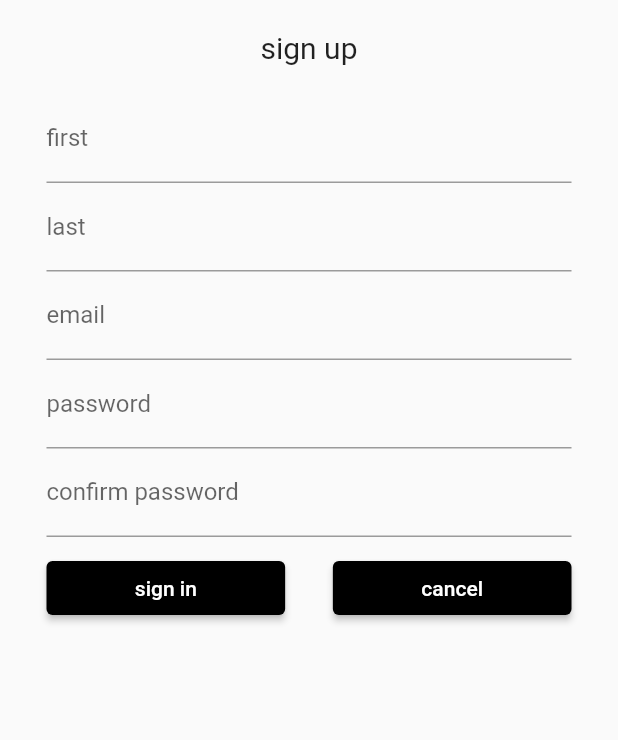
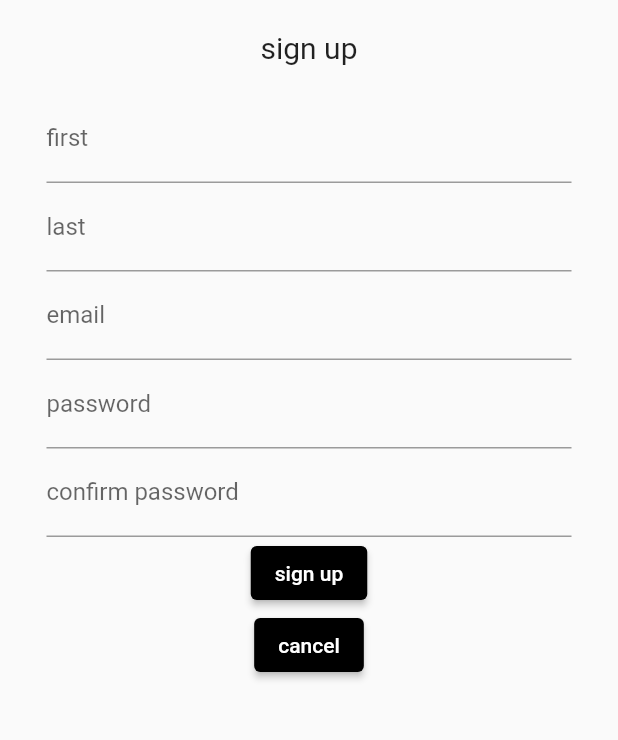
Before and after one commit to sorceryapp/sorcery_client, a Flutter app: the screen it shows after launch, after a tap on "sign up", on a phone screen of 412 x 824 dp, the part 84-824 px from its top. Run offline on Flutter 3.47's test engine with Material 2 defaults, Android fonts, the phone set to English and light mode, and no system bars; our stand-ins replace dio, flutter_riverpod, flutter_secure_storage, go_router, hive_flutter, rxdart and 1 more; accounts and stored records are empty; generated files the repository leaves out were written again.

Commit message:
replace sign-up form with a yaml form config and the form builder

```diff
--- a/lib/src/features/authentication/presentation/sign_up_form.dart
+++ /dev/null
@@ -1,152 +0,0 @@
-import 'package:flutter/material.dart';
-import 'package:flutter_riverpod/flutter_riverpod.dart';
-import 'package:go_router/go_router.dart';
-import 'package:sorcery_desktop_v3/src/features/authentication/presentation/auth_controller.dart';
-import 'package:sorcery_desktop_v3/src/utils/async_value_ui.dart';
-import 'package:flutter_gen/gen_l10n/app_localizations.dart';
-
-class SignUpForm extends ConsumerStatefulWidget {
-  const SignUpForm({Key? key}) : super(key: key);
-
-  @override
-  ConsumerState<SignUpForm> createState() => _SignUpFormState();
-}
-
-class _SignUpFormState extends ConsumerState<SignUpForm> {
-  final _formKey = GlobalKey<FormState>();
-  final _firstNameTextController = TextEditingController();
-  final _lastNameTextController = TextEditingController();
-  final _emailTextController = TextEditingController();
-  final _passwordTextController = TextEditingController();
-  final _confirmPasswordTextController = TextEditingController();
-
-  String get _firstName => _firstNameTextController.text;
-  String get _lastName => _lastNameTextController.text;
-  String get _email => _emailTextController.text;
-  String get _password => _passwordTextController.text;
-  String get _confirmPassword => _confirmPasswordTextController.text;
-
-  @override
-  void dispose() {
-    _firstNameTextController.dispose();
-    _lastNameTextController.dispose();
-    _emailTextController.dispose();
-    _passwordTextController.dispose();
-    _confirmPasswordTextController.dispose();
-    super.dispose();
-  }
-
-  _validator(value) {
-    if (value == null || value.isEmpty) {
-      return 'Please enter some text';
-    }
-    return null;
-  }
-
-  _submit() async {
-    if (_formKey.currentState!.validate()) {
-      final controller = ref.read(authControllerProvider.notifier);
-      final success = await controller.signUpWithEmailAndPassword(
-        firstName: _firstName,
-        lastName: _lastName,
-        email: _email,
-        password: _password,
-        confirmPassword: _confirmPassword,
-      );
-
-      if (success) {
-        if (!mounted) return;
-        context.go('/verifyAccount');
-      }
-    }
-  }
-
-  _cancel() {
-    if (!mounted) return;
-    context.go('/');
-  }
-
-  @override
-  Widget build(BuildContext context) {
-    ref.listen<AsyncValue>(
-      authControllerProvider.select((state) => state.value),
-      (_, state) => state.showAlertDialogOnError(context),
-    );
-
-    return Form(
-      key: _formKey,
-      child: SizedBox(
-        width: 350,
-        child: Column(
-          crossAxisAlignment: CrossAxisAlignment.start,
-          children: <Widget>[
-            TextFormField(
-              controller: _firstNameTextController,
-              validator: (value) => _validator(value),
-              decoration: InputDecoration(
-                border: const UnderlineInputBorder(),
-                labelText: AppLocalizations.of(context)!.accountFieldFirstName,
-              ),
-            ),
-            TextFormField(
-              controller: _lastNameTextController,
-              validator: (value) => _validator(value),
-              decoration: InputDecoration(
-                border: const UnderlineInputBorder(),
-                labelText: AppLocalizations.of(context)!.accountFieldLastName,
-              ),
-            ),
-            TextFormField(
-              controller: _emailTextController,
-              validator: (value) => _validator(value),
-              decoration: InputDecoration(
-                border: const UnderlineInputBorder(),
-                labelText:
-                    AppLocalizations.of(context)!.accountFieldEmailAddress,
-              ),
-            ),
-            TextFormField(
-              controller: _passwordTextController,
-              validator: (value) => _validator(value),
-              decoration: InputDecoration(
-                border: const UnderlineInputBorder(),
-                labelText: AppLocalizations.of(context)!.accountFieldPassword,
-              ),
-            ),
-            TextFormField(
-              controller: _confirmPasswordTextController,
-              validator: (value) => _validator(value),
-              decoration: InputDecoration(
-                border: const UnderlineInputBorder(),
-                labelText:
-                    AppLocalizations.of(context)!.accountFieldConfirmPassword,
-              ),
-            ),
-            Padding(
-              padding: const EdgeInsets.only(top: 10),
-              child: Row(children: <Widget>[
-                Expanded(
-                  flex: 10,
-                  child: ElevatedButton(
-                    onPressed: () => _submit(),
-                    child:
-                        Text(AppLocalizations.of(context)!.accountButtonSignIn),
-                  ),
-                ),
-                const Spacer(flex: 2),
-                Expanded(
-                  flex: 10,
-                  child: ElevatedButton(
-                    onPressed: () => _cancel(),
-                    child:
-                        Text(AppLocalizations.of(context)!.accountButtonCancel),
-                  ),
-                )
-              ]),
-            ),
-          ],
-        ),
-      ),
-    );
-  }
-}
--- a/lib/src/features/authentication/presentation/sign_up_screen.dart
+++ b/lib/src/features/authentication/presentation/sign_up_screen.dart
@@ -1,6 +1,7 @@
 import 'package:flutter/material.dart';
-import 'package:sorcery_desktop_v3/src/features/authentication/presentation/sign_up_form.dart';
 import 'package:flutter_gen/gen_l10n/app_localizations.dart';
+import 'package:sorcery_desktop_v3/src/utils/form_builder/form_builder.dart';
+import 'package:sorcery_desktop_v3/src/utils/form_builder/form_config.dart';
 
 class SignUpScreen extends StatelessWidget {
   const SignUpScreen({Key? key}) : super(key: key);
@@ -13,6 +14,7 @@ class SignUpScreen extends StatelessWidget {
 
 class _SignUp extends StatelessWidget {
   const _SignUp({Key? key}) : super(key: key);
+  final String _formFileName = 'sign_up.yaml';
 
   @override
   Widget build(BuildContext context) {
@@ -29,7 +31,17 @@ class _SignUp extends StatelessWidget {
               style: const TextStyle(fontSize: 20),
             ),
             box,
-            const SignUpForm(),
+            FutureBuilder<Map>(
+              future: FormConfig()
+                  .getFormConfig(context: context, formFileName: _formFileName),
+              builder: (context, AsyncSnapshot<Map> snapshot) {
+                if (snapshot.hasData) {
+                  return FormBuilder(blueprint: snapshot.data as Map);
+                } else {
+                  return const CircularProgressIndicator();
+                }
+              },
+            ),
           ],
         ),
       ),
--- a/lib/src/utils/form_builder/button_callbacks.dart
+++ b/lib/src/utils/form_builder/button_callbacks.dart
@@ -22,7 +22,7 @@ class ButtonCallbacks {
         if (success) {
           // if (!mounted) return;
           _context.go(redirectPath);
-        } else {}
+        }
       }
     };
   }
--- a/lib/src/utils/form_builder/controller_providers.dart
+++ b/lib/src/utils/form_builder/controller_providers.dart
@@ -18,6 +18,8 @@ class ControllerProviders {
 
   getAction({required WidgetRef ref, required String controllerActionName}) {
     switch (controllerActionName) {
+      case 'signUpWithEmailAndPassword':
+        return ref.read(getProvider().notifier).signUpWithEmailAndPassword;
       case 'signInWithEmailAndPassword':
         return ref.read(getProvider().notifier).signInWithEmailAndPassword;
     }
@@ -32,8 +34,9 @@ class ControllerProviders {
           getProvider().select((state) => state.value),
           (_, state) => state.showAlertDialogOnError(context),
         );
+        break;
+      default:
+        throw ('Error in ControllerProviders#listenForErrors');
     }
-
-    throw ('Error in ControllerProviders#listenForErrors');
   }
 }
--- a/lib/src/utils/form_builder/form_builder.dart
+++ b/lib/src/utils/form_builder/form_builder.dart
@@ -140,6 +140,10 @@ class _FormBuilderState extends ConsumerState<FormBuilder> {
 
   dynamic _getValidator({required name}) {
     switch (name) {
+      case 'firstName':
+        return Validations().firstName();
+      case 'lastName':
+        return Validations().lastName();
       case 'email':
         return Validations().email();
       case 'password':
--- a/lib/src/utils/form_builder/localization.dart
+++ b/lib/src/utils/form_builder/localization.dart
@@ -7,6 +7,10 @@ class Localization {
 
   String getText({required String localizationKey}) {
     switch (localizationKey) {
+      case 'accountFieldFirstName':
+        return AppLocalizations.of(_context)!.accountFieldFirstName;
+      case 'accountFieldLastName':
+        return AppLocalizations.of(_context)!.accountFieldLastName;
       case 'accountFieldEmailAddress':
         return AppLocalizations.of(_context)!.accountFieldEmailAddress;
       case 'accountFieldPassword':
@@ -15,6 +19,8 @@ class Localization {
         return AppLocalizations.of(_context)!.accountFieldConfirmPassword;
       case 'accountButtonResetPassword':
         return AppLocalizations.of(_context)!.accountButtonResetPassword;
+      case 'accountButtonSignUp':
+        return AppLocalizations.of(_context)!.accountButtonSignUp;
       case 'accountButtonSignIn':
         return AppLocalizations.of(_context)!.accountButtonSignIn;
       case 'accountButtonCancel':
--- a/lib/src/utils/form_builder/validations.dart
+++ b/lib/src/utils/form_builder/validations.dart
@@ -1,4 +1,22 @@
 class Validations {
+  Function firstName() {
+    return (value) {
+      if (value == null || value.isEmpty) {
+        return 'Please enter some text';
+      }
+      return null;
+    };
+  }
+
+  Function lastName() {
+    return (value) {
+      if (value == null || value.isEmpty) {
+        return 'Please enter some text';
+      }
+      return null;
+    };
+  }
+
   Function email() {
     return (value) {
       if (value == null || value.isEmpty) {
--- a/pubspec.yaml
+++ b/pubspec.yaml
@@ -72,8 +72,9 @@ flutter:
   uses-material-design: true
   generate: true
   assets:
+    - assets/form_configs/sign_up.yaml
+    - assets/form_configs/sign_in.yaml
     - assets/form_configs/reset_password.yaml
-    - assets/form_configs/sign_in.yaml
 
   # To add assets to your application, add an assets section, like this:
   # assets:
```
Also changed, not shown: assets/form_configs/sign_up.yaml (added, +29 -0 lines), lib/src/features/authentication/presentation/auth_controller.dart (+12 -26 lines).
